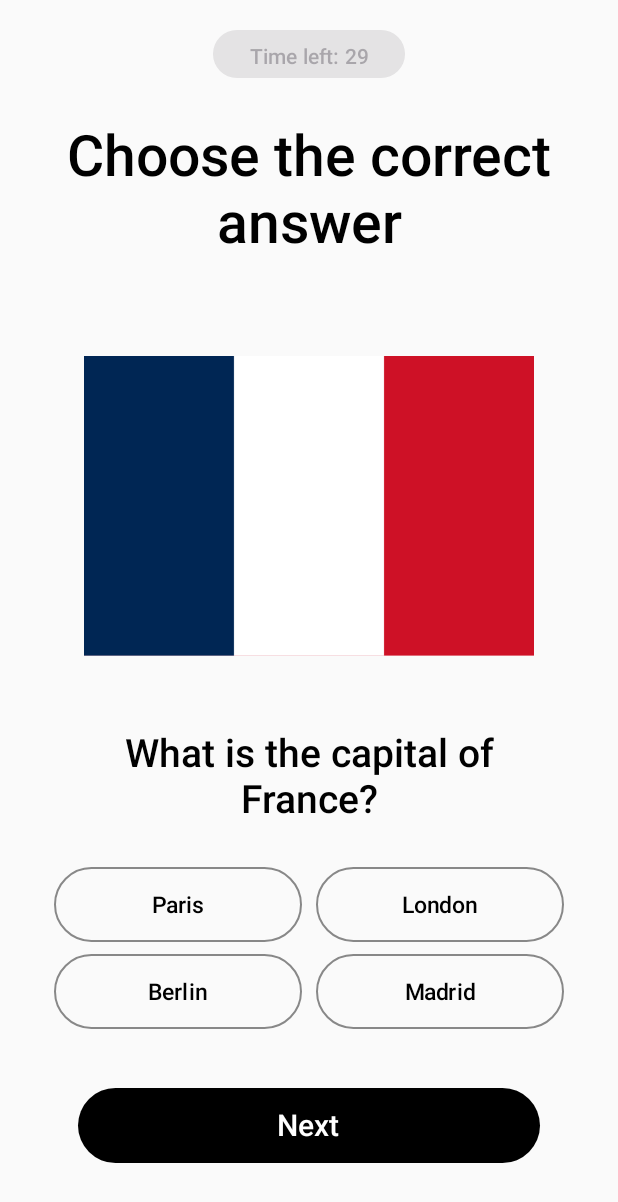
After one commit to buildscript-dev/QuizApp, an Android app built with Jetpack Compose: the QuizPage screen opened through its navigation route, on a phone screen of 412 x 824 dp. The commit adds this screen. Shown: the top 1202 px of the screen. Run offline under Robolectric (Android 15) with nearby library versions, the phone set to English and light mode, and no system bars.

Commit message:
Quiz Page Done

```diff
--- a/app/src/main/java/com/example/quizapp/Component/HomePage.kt
+++ b/app/src/main/java/com/example/quizapp/Component/HomePage.kt
@@ -1,12 +1,79 @@
 package com.example.quizapp.Component
 
+import androidx.compose.foundation.Image
+import androidx.compose.foundation.background
+import androidx.compose.foundation.border
+import androidx.compose.foundation.layout.Arrangement
+import androidx.compose.foundation.layout.Column
+import androidx.compose.foundation.layout.Row
+import androidx.compose.foundation.layout.WindowInsets
+import androidx.compose.foundation.layout.asPaddingValues
+import androidx.compose.foundation.layout.fillMaxSize
+import androidx.compose.foundation.layout.fillMaxWidth
+import androidx.compose.foundation.layout.padding
+import androidx.compose.foundation.layout.size
+import androidx.compose.foundation.layout.systemBars
+import androidx.compose.foundation.shape.RoundedCornerShape
+import androidx.compose.material.icons.Icons
+import androidx.compose.material.icons.filled.Notifications
+import androidx.compose.material3.Button
+import androidx.compose.material3.Icon
+import androidx.compose.material3.IconButton
 import androidx.compose.material3.Text
 import androidx.compose.runtime.Composable
+import androidx.compose.ui.Alignment
+import androidx.compose.ui.Modifier
+import androidx.compose.ui.graphics.Color
+import androidx.compose.ui.layout.ContentScale
+import androidx.compose.ui.res.painterResource
+import androidx.compose.ui.tooling.preview.Preview
+import androidx.compose.ui.unit.dp
 import androidx.navigation.NavController
+import com.example.quizapp.R
+
 
 @Composable
 fun HomePage(navController: NavController) {
-    Text("Hellow")
+   Column(modifier = Modifier.fillMaxSize()
+       .padding(WindowInsets.systemBars.asPaddingValues())) {
 
 
+       Row(modifier = Modifier.fillMaxWidth(),
+           horizontalArrangement = Arrangement.End) {
+           IconButton(
+               onClick = {},
+               modifier = Modifier
+                   .padding(horizontal = 4.dp)
+                   .border(
+                       width = 1.dp,
+                       color = Color.Black,
+                       shape = RoundedCornerShape(25.dp)
+                   )
+                   .size(42.dp)
+           ) {
+               Icon(
+                   imageVector = Icons.Default.Notifications,
+                   contentDescription = "Notification",
+               )
+           }
+           IconButton(
+               onClick = {},
+               modifier = Modifier
+                   .padding(end = 16.dp)
+                   .border(
+                       width = 1.dp,
+                       color = Color.Black,
+                       shape = RoundedCornerShape(25.dp)
+                   )
+                   .size(42.dp)
+           ) {
+               Image(
+                   painter = painterResource(id = R.drawable.profile), // ✅ FIXED
+                   contentDescription = "Profile Picture",
+                   contentScale = ContentScale.Fit,
+               )
+           }
+       }
+
+   }
 }
--- /dev/null
+++ b/app/src/main/java/com/example/quizapp/Component/QuizPage.kt
@@ -0,0 +1,91 @@
+package com.example.quizapp.Component
+
+import androidx.compose.foundation.layout.Arrangement
+import androidx.compose.foundation.layout.Column
+import androidx.compose.foundation.layout.Spacer
+import androidx.compose.foundation.layout.WindowInsets
+import androidx.compose.foundation.layout.asPaddingValues
+import androidx.compose.foundation.layout.fillMaxSize
+import androidx.compose.foundation.layout.height
+import androidx.compose.foundation.layout.padding
+import androidx.compose.foundation.layout.systemBars
+import androidx.compose.material3.Text
+import androidx.compose.runtime.Composable
+import androidx.compose.runtime.getValue
+import androidx.compose.runtime.mutableStateOf
+import androidx.compose.runtime.remember
+import androidx.compose.runtime.setValue
+import androidx.compose.ui.Alignment
+import androidx.compose.ui.Modifier
+import androidx.compose.ui.graphics.Color
+import androidx.compose.ui.text.TextStyle
+import androidx.compose.ui.text.font.FontWeight
+import androidx.compose.ui.text.style.TextAlign
+import androidx.compose.ui.unit.dp
+import androidx.compose.ui.unit.sp
+import androidx.navigation.NavController
+import com.example.quizapp.ui.theme.Grey40
+
+@Composable
+fun QuizPage(navController: NavController){
+    val quizList = quizs.shuffled()
+    var currentIndex by remember { mutableStateOf(0) }
+    var showResult by remember { mutableStateOf(false) }
+
+
+    val title: TextStyle = TextStyle(
+        fontSize = 38.sp,
+        fontWeight = FontWeight.SemiBold,
+        color = Color.Black
+    )
+
+    Column(modifier = Modifier.fillMaxSize()
+        .padding(20.dp)
+        .padding(WindowInsets.systemBars.asPaddingValues()),
+        horizontalAlignment = Alignment.CenterHorizontally) {
+
+        TimerButton(
+            startTime = 30,
+            onTimeOut = {
+                // ⛔ Do something when timer hits 0
+                println("Time's up!")
+            }
+        )
+
+        Spacer(Modifier.height(30.dp))
+
+
+            Text("Choose the correct answer", style = title, textAlign = TextAlign.Center)
+
+
+        QuizPallet(
+            quizItem = quizList[currentIndex],
+            onNextClick = {
+                if (currentIndex < quizList.lastIndex) {
+                    currentIndex++
+                } else {
+                    showResult = true // 🏁 All questions done
+                }
+            }
+        )
+
+
+
+    }
+
+}
+
+
+@Composable
+fun ResultScreen() {
+    Column(
+        modifier = Modifier.fillMaxSize(),
+        horizontalAlignment = Alignment.CenterHorizontally,
+        verticalArrangement = Arrangement.Center
+    ) {
+        Text("🎉 Quiz Completed!", fontSize = 28.sp, fontWeight = FontWeight.Bold)
+        Spacer(modifier = Modifier.height(16.dp))
+        Text("Check your score or restart the quiz!", fontSize = 18.sp)
+        // Add a restart button if needed
+    }
+}
--- /dev/null
+++ b/app/src/main/java/com/example/quizapp/Component/Quizs.kt
@@ -0,0 +1,191 @@
+package com.example.quizapp.Component
+
+import androidx.compose.foundation.Image
+import androidx.compose.foundation.border
+import androidx.compose.foundation.layout.*
+import androidx.compose.foundation.shape.RoundedCornerShape
+import androidx.compose.material3.Button
+import androidx.compose.material3.ButtonDefaults
+import androidx.compose.material3.Text
+import androidx.compose.runtime.*
+import androidx.compose.ui.Alignment
+import androidx.compose.ui.Modifier
+import androidx.compose.ui.graphics.Color
+import androidx.compose.ui.res.painterResource
+import androidx.compose.ui.text.TextStyle
+import androidx.compose.ui.text.font.FontWeight
+import androidx.compose.ui.text.style.TextAlign
+import androidx.compose.ui.unit.dp
+import androidx.compose.ui.unit.sp
+import com.example.quizapp.R
+import com.example.quizapp.ui.theme.Yellow40
+
+// ✅ Data class
+data class Quizs(
+    val quizImageRes: Int,
+    val quizQuestion: String,
+    val quizOptions: List<String>,
+    val quizAnswer: String
+)
+
+// ✅ List of quiz items
+val quizs = listOf(
+    Quizs(
+        quizImageRes = R.drawable.french,
+        quizQuestion = "What is the capital of France?",
+        quizOptions = listOf("Paris", "London", "Berlin", "Madrid"),
+        quizAnswer = "Paris"
+    ),
+    Quizs(
+        quizImageRes = R.drawable.twoplustwo,
+        quizQuestion = "What is 2 + 2?",
+        quizOptions = listOf("3", "4", "5", "22"),
+        quizAnswer = "4"
+    ),
+    Quizs(
+        quizImageRes = R.drawable.mars,
+        quizQuestion = "Which planet is known as the Red Planet?",
+        quizOptions = listOf("Earth", "Mars", "Jupiter", "Venus"),
+        quizAnswer = "Mars"
+    ),
+    Quizs(
+        quizImageRes = R.drawable.sky,
+        quizQuestion = "What color is the sky on a clear day?",
+        quizOptions = listOf("Blue", "Red", "Green", "Black"),
+        quizAnswer = "Blue"
+    ),
+    Quizs(
+        quizImageRes = R.drawable.meow,
+        quizQuestion = "Which animal says 'meow'?",
+        quizOptions = listOf("Dog", "Cow", "Cat", "Sheep"),
+        quizAnswer = "Cat"
+    ),
+    Quizs(
+        quizImageRes = R.drawable.week,
+        quizQuestion = "How many days are there in a week?",
+        quizOptions = listOf("5", "6", "7", "8"),
+        quizAnswer = "7"
+    ),
+    Quizs(
+        quizImageRes = R.drawable.banana,
+        quizQuestion = "Which fruit is yellow and curved?",
+        quizOptions = listOf("Apple", "Banana", "Grapes", "Strawberry"),
+        quizAnswer = "Banana"
+    ),
+    Quizs(
+        quizImageRes = R.drawable.summer,
+        quizQuestion = "Which season comes after spring?",
+        quizOptions = listOf("Summer", "Autumn", "Winter", "Monsoon"),
+        quizAnswer = "Summer"
+    ),
+    Quizs(
+        quizImageRes = R.drawable.spider,
+        quizQuestion = "How many legs does a spider have?",
+        quizOptions = listOf("6", "8", "4", "10"),
+        quizAnswer = "8"
+    ),
+    Quizs(
+        quizImageRes = R.drawable.oxygen,
+        quizQuestion = "Which gas do we breathe in to survive?",
+        quizOptions = listOf("Oxygen", "Carbon Dioxide", "Nitrogen", "Helium"),
+        quizAnswer = "Oxygen"
+    )
+)
+
+@Composable
+fun QuizPallet(quizItem: Quizs, onNextClick: () -> Unit) {
+    val title: TextStyle = TextStyle(
+        fontSize = 26.sp,
+        fontWeight = FontWeight.W500,
+        color = Color.Black
+    )
+
+    var selectedOption by remember { mutableStateOf<String?>(null) }
+
+    Column(
+        modifier = Modifier
+            .fillMaxSize()
+            .padding(16.dp),
+        horizontalAlignment = Alignment.CenterHorizontally
+    ) {
+        Image(
+            painter = painterResource(quizItem.quizImageRes),
+            contentDescription = "QuizImage",
+            modifier = Modifier
+                .width(300.dp)
+                .height(300.dp)
+        )
+
+        Text(
+            text = quizItem.quizQuestion,
+            style = title,
+            textAlign = TextAlign.Center,
+            modifier = Modifier.padding(bottom = 25.dp)
+        )
+
+        // ✅ Chunk the options in 2 rows of 2
+        quizItem.quizOptions.chunked(2).forEach { rowOptions ->
+            Row(
+                modifier = Modifier
+                    .fillMaxWidth()
+                    .padding(vertical = 4.dp),
+                verticalAlignment = Alignment.CenterVertically,
+                horizontalArrangement = Arrangement.SpaceBetween
+            ) {
+                rowOptions.forEach { option ->
+                    ColorChangeButton(
+                        text = option,
+                        isSelected = selectedOption == option,
+                        onClick = { selectedOption = option }
+                    )
+                }
+            }
+        }
+
+        Spacer(modifier = Modifier.height(35.dp))
+
+        Button(
+            onClick = onNextClick,
+            colors = ButtonDefaults.buttonColors(
+                containerColor = Color.Black,
+                contentColor = Color.White,
+            ),
+            modifier = Modifier
+                .fillMaxWidth()
+                .padding(horizontal = 16.dp)
+                .height(50.dp)
+        ) {
+            Text(text = "Next", fontSize = 20.sp, fontWeight = FontWeight.SemiBold)
+        }
+    }
+}
+
+@Composable
+fun ColorChangeButton(
+    text: String,
+    isSelected: Boolean,
+    onClick: () -> Unit
+) {
+    Button(
+        onClick = onClick,
+        colors = ButtonDefaults.buttonColors(
+            containerColor = if (isSelected) Yellow40 else Color.Transparent,
+            contentColor = Color.Black
+        ),
+        modifier = Modifier
+            .width(165.dp)
+            .height(50.dp)
+            .border(
+                width = 1.dp,
+                color = Color.Gray,
+                shape = RoundedCornerShape(25.dp)
+            ),
+        shape = RoundedCornerShape(25.dp)
+    ) {
+        Text(
+            text = text,
+            fontSize = 15.sp,
+            fontWeight = FontWeight.SemiBold
+        )
+    }
+}
--- /dev/null
+++ b/app/src/main/java/com/example/quizapp/Component/TimeButton.kt
@@ -0,0 +1,47 @@
+package com.example.quizapp.Component
+
+import androidx.compose.foundation.layout.height
+import androidx.compose.material3.Button
+import androidx.compose.material3.ButtonDefaults
+import androidx.compose.material3.Text
+import androidx.compose.runtime.Composable
+import androidx.compose.runtime.LaunchedEffect
+import androidx.compose.runtime.getValue
+import androidx.compose.runtime.mutableStateOf
+import androidx.compose.runtime.remember
+import androidx.compose.runtime.setValue
+import androidx.compose.ui.Modifier
+import androidx.compose.ui.graphics.Color
+import androidx.compose.ui.text.style.TextAlign
+import androidx.compose.ui.unit.dp
+import com.example.quizapp.ui.theme.Grey40
+
+@Composable
+fun TimerButton(
+    startTime: Int = 30,
+    onTimeOut: () -> Unit = {}
+) {
+    var timeLeft by remember { mutableStateOf(startTime) }
+
+    // ⏱ Countdown logic
+    LaunchedEffect(key1 = timeLeft) {
+        if (timeLeft > 0) {
+            kotlinx.coroutines.delay(1000L) // wait 1 second
+            timeLeft--                     // then decrease time
+        } else {
+            onTimeOut()                   // trigger timeout action
+        }
+    }
+
+    Button(
+        onClick = {},
+        enabled = false,
+        modifier = Modifier.height(32.dp),
+        colors = ButtonDefaults.buttonColors(
+            containerColor = Grey40,
+            contentColor = Color.Gray
+        )
+    ) {
+        Text("Time left: $timeLeft", textAlign = TextAlign.Center)
+    }
+}
--- a/app/src/main/java/com/example/quizapp/NavRoute.kt
+++ b/app/src/main/java/com/example/quizapp/NavRoute.kt
@@ -6,6 +6,7 @@ import androidx.navigation.compose.composable
 import androidx.navigation.compose.rememberNavController
 import com.example.quizapp.Component.HomePage
 import com.example.quizapp.Component.LogIn
+import com.example.quizapp.Component.QuizPage
 
 @Composable
 fun NavRoute() {
@@ -21,5 +22,8 @@ fun NavRoute() {
         composable("Home") {
             HomePage(navController = navController)
         }
+        composable("QuizStart") {
+            QuizPage(navController = navController)
+        }
     }
 }
```
Also changed, not shown: app/src/main/res/drawable/banana.png (added), app/src/main/res/drawable/french.png (added), app/src/main/res/drawable/mars.png (added), app/src/main/res/drawable/meow.png (added), app/src/main/res/drawable/oxygen.png (added), app/src/main/res/drawable/profile.png (added), app/src/main/res/drawable/sky.png (added), app/src/main/res/drawable/spider.png (added), app/src/main/res/drawable/summer.png (added), app/src/main/res/drawable/twoplustwo.png (added), app/src/main/res/drawable/week.png (added).
